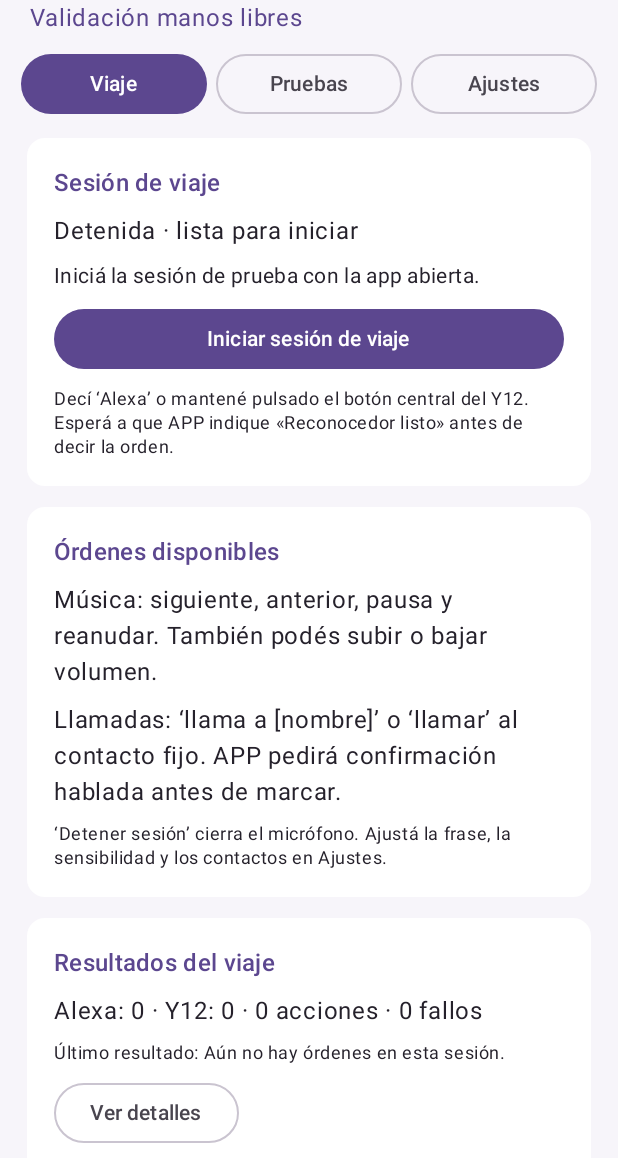
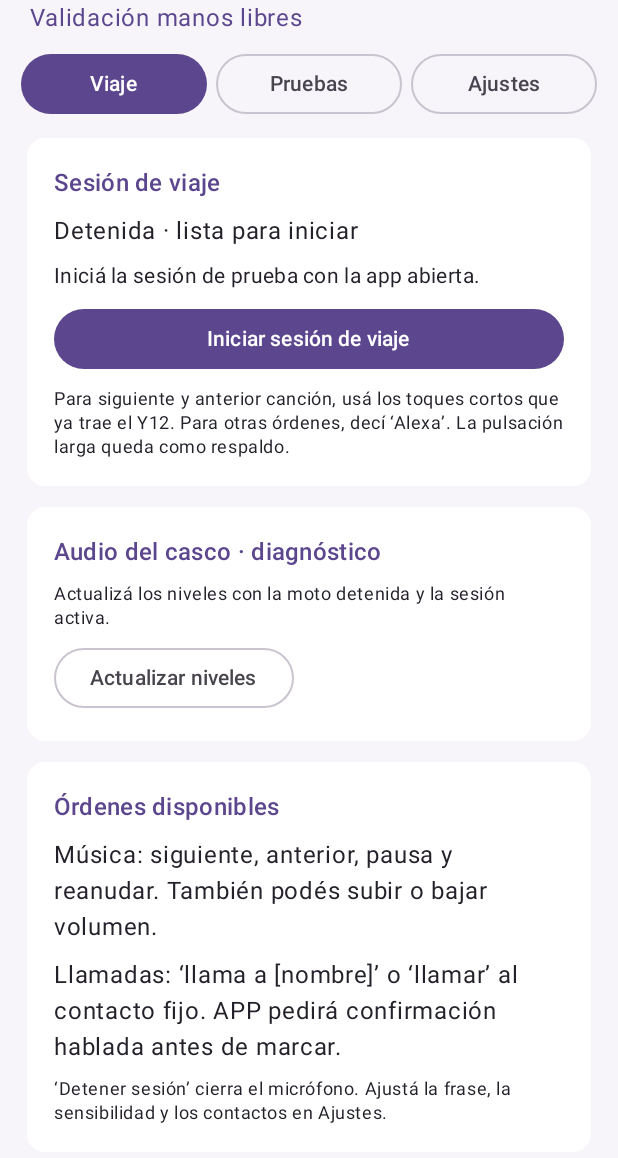
Before and after one commit to Gust4av033/APP-Copiloto-Moto, an Android app built with Jetpack Compose: the screen it shows after launch (MainActivity), on a phone screen of 412 x 824 dp, the part 78-1236 px from its top. Run offline under Robolectric (Android 15) with nearby library versions, the light colour scheme and no system bars; libraries missing offline, so code that uses them is left out: com.openwakeword.

Commit message:
refactor(fase-0.3): priorizar controles cortos Y12 y mostrar niveles

```diff
--- a/app/src/main/java/com/gust4av033/appcopilotomoto/MainActivity.kt
+++ b/app/src/main/java/com/gust4av033/appcopilotomoto/MainActivity.kt
@@ -88,6 +88,7 @@ class MainActivity : ComponentActivity() {
     private var message by mutableStateOf("Conectá el casco Bluetooth y pulsá Iniciar prueba.")
     private var voiceMessage by mutableStateOf("Iniciá la reproducción en tu app de música antes de probar la orden.")
     private var assistantMessage by mutableStateOf("Opcional: probá el botón del Y12 como acceso a una orden corta.")
+    private var audioDiagnostic by mutableStateOf("Actualizá los niveles con la moto detenida y la sesión activa.")
     private var selectedScreen by mutableStateOf(AppScreen.TRIP)
     private var detailsVisible by mutableStateOf(false)
     private var result by mutableStateOf<AudioProbeResult?>(null)
@@ -214,7 +215,13 @@ class MainActivity : ComponentActivity() {
                                         enabled = TripTestState.running || !busy,
                                         modifier = Modifier.fillMaxWidth()
                                     ) { Text(if (TripTestState.running) "Detener sesión" else "Iniciar sesión de viaje") }
-                                    Text("Decí ‘${wakePhrase.label}’ o mantené pulsado el botón central del Y12. Esperá a que APP indique «Reconocedor listo» antes de decir la orden.", style = MaterialTheme.typography.bodySmall)
+                                    Text("Para siguiente y anterior canción, usá los toques cortos que ya trae el Y12. Para otras órdenes, decí ‘${wakePhrase.label}’. La pulsación larga queda como respaldo.", style = MaterialTheme.typography.bodySmall)
+                                }
+                                SectionCard("Audio del casco · diagnóstico") {
+                                    Text(audioDiagnostic, style = MaterialTheme.typography.bodySmall)
+                                    OutlinedButton(onClick = { audioDiagnostic = media.audioRouteDiagnostic() }) {
+                                        Text("Actualizar niveles")
+                                    }
                                 }
                                 SectionCard("Órdenes disponibles") {
                                     Text("Música: siguiente, anterior, pausa y reanudar. También podés subir o bajar volumen.")
```
